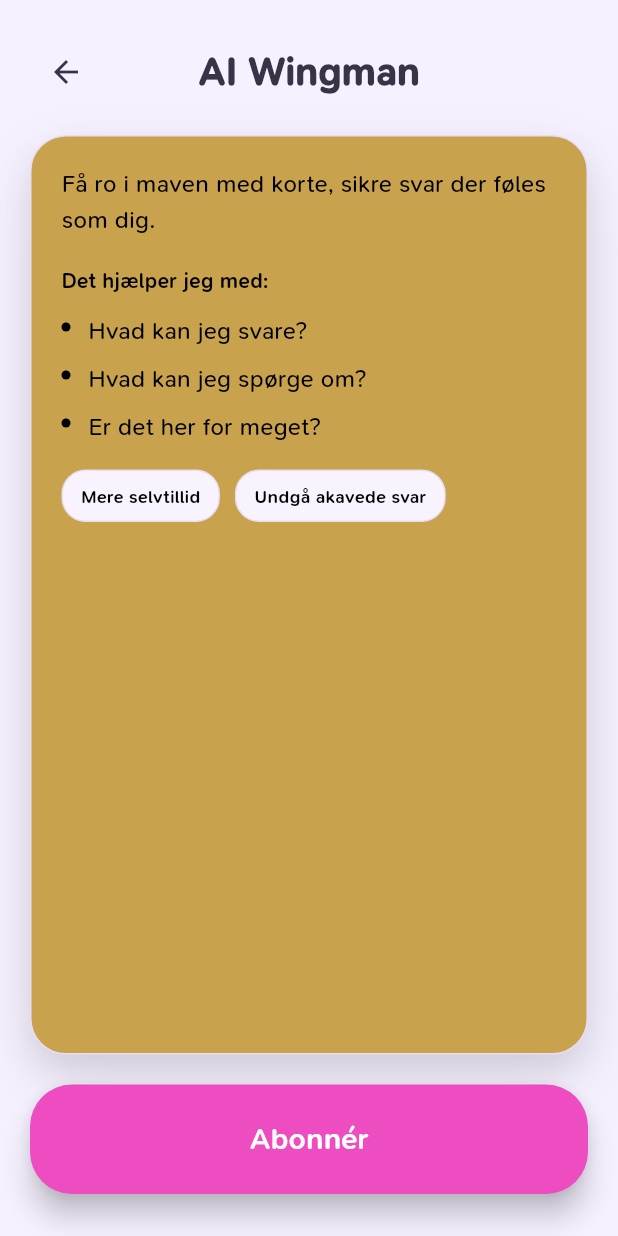
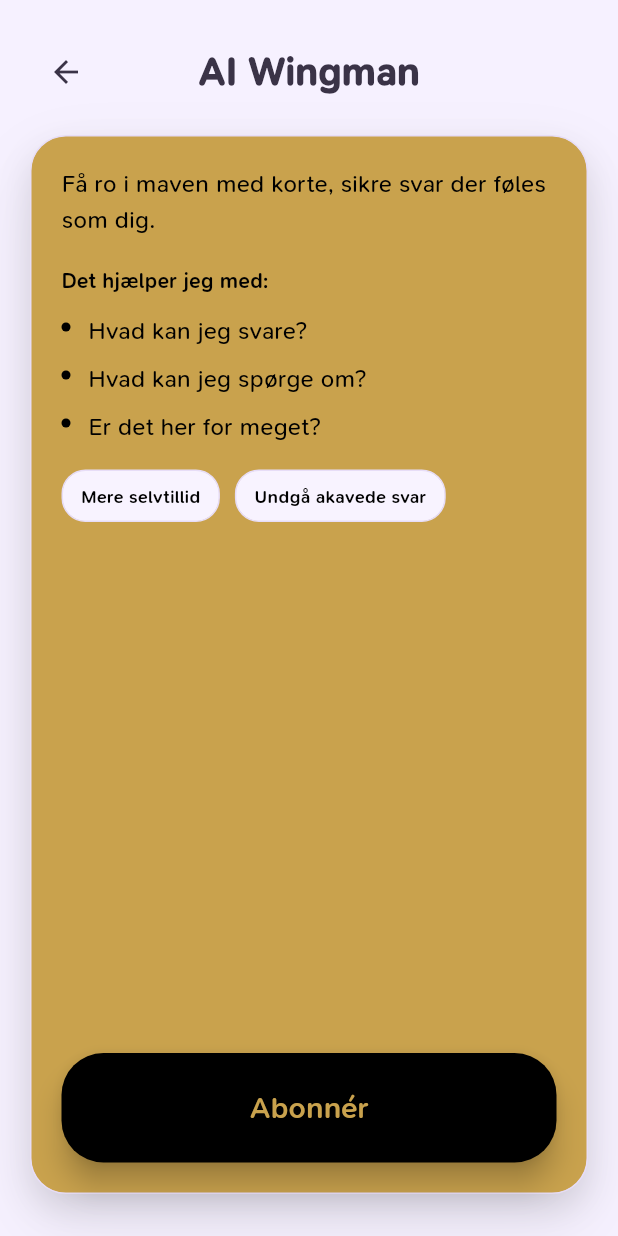
Before and after one commit to AmodioR/blind-date-app, a Flutter app: the WingmanScreen screen opened directly, on a phone screen of 412 x 824 dp. Run offline on Flutter 3.47's test engine with Material 3 defaults, Android fonts, the phone set to English and light mode, and no system bars.

Commit message:
Fix wingman button placement

```diff
--- a/lib/screens/wingman_screen.dart
+++ b/lib/screens/wingman_screen.dart
@@ -56,14 +56,12 @@ class WingmanScreen extends StatelessWidget {
                       ),
                     ],
                   ),
-                  child: LayoutBuilder(
-                    builder: (context, constraints) {
-                      return SingleChildScrollView(
+                  child: Column(
+                    crossAxisAlignment: CrossAxisAlignment.stretch,
+                    children: [
+                      Expanded(
+                        child: SingleChildScrollView(
                           physics: const ClampingScrollPhysics(),
-                        child: ConstrainedBox(
-                          constraints: BoxConstraints(
-                            minHeight: constraints.maxHeight,
-                          ),
                           child: Column(
                             crossAxisAlignment: CrossAxisAlignment.start,
                             children: const [
@@ -95,17 +93,13 @@ class WingmanScreen extends StatelessWidget {
                             ],
                           ),
                         ),
-                      );
-                    },
-                  ),
-                ),
                       ),
                       const SizedBox(height: 20),
                       ElevatedButton(
                         onPressed: () {},
                         style: ElevatedButton.styleFrom(
                           padding: const EdgeInsets.symmetric(vertical: 22),
-                  backgroundColor: AppColors.primary,
+                          backgroundColor: Colors.black,
                           shape: RoundedRectangleBorder(
                             borderRadius: BorderRadius.circular(28),
                           ),
@@ -116,7 +110,11 @@ class WingmanScreen extends StatelessWidget {
                           style: TextStyle(
                             fontSize: 20,
                             fontWeight: FontWeight.w700,
-                    color: Colors.white,
+                            color: AppColors.wingmanGoldSoft,
+                          ),
+                        ),
+                      ),
+                    ],
                   ),
                 ),
               ),
```
Lines whose indentation alone changed are shown as unchanged.
